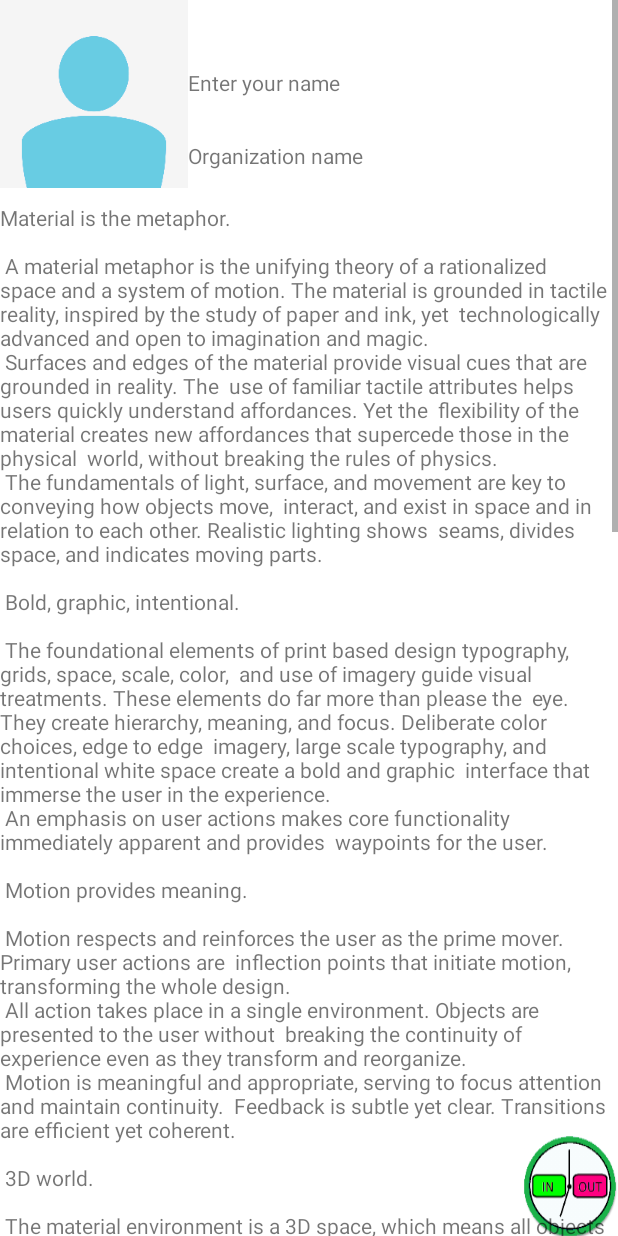
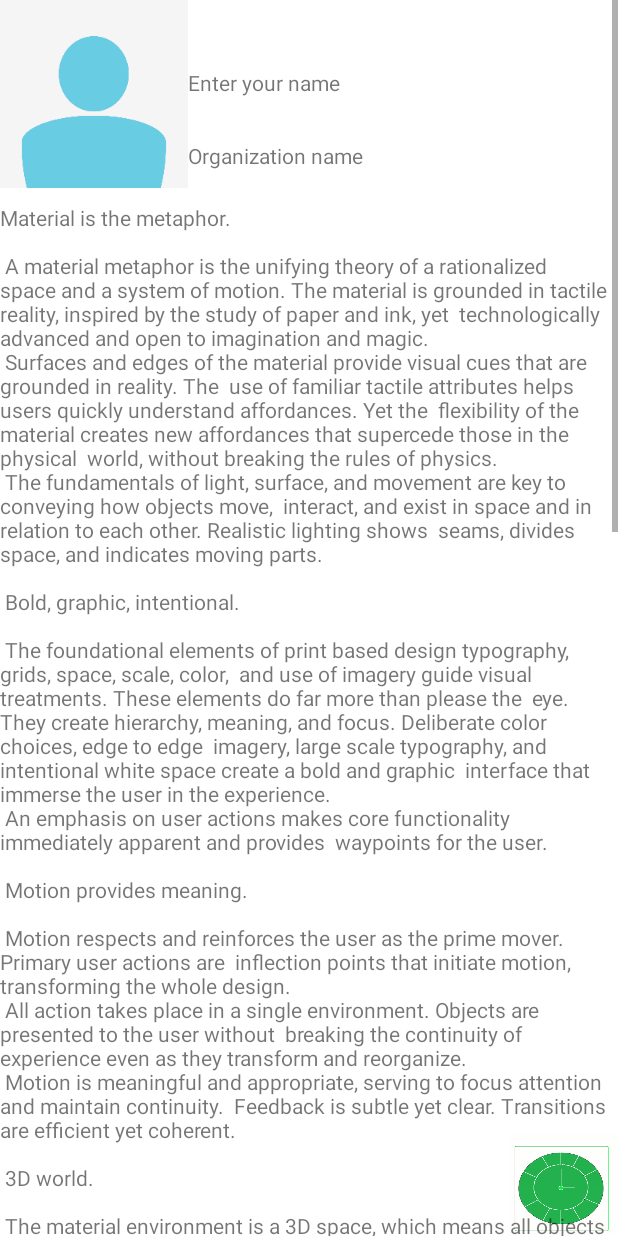
Before and after one commit to alcon2626/Smart-Work-Flow-X, an Android app: the UserProfile screen opened directly, with no data from a screen before it, on a phone screen of 412 x 824 dp. Run offline under Robolectric (Android 15) with nearby library versions, the phone set to English and light mode, and no system bars; our stand-ins replace Firebase (no records; nobody signed in at launch, a user with empty details on screens opened directly); libraries missing offline, so code that uses them is left out: com.firebase.client.

Commit message:
Add exit on back button, try new color for clock

```diff
--- a/Smartworkflow/app/src/main/res/layout/activity_user_profile.xml
+++ b/Smartworkflow/app/src/main/res/layout/activity_user_profile.xml
@@ -15,9 +15,9 @@
 
         <ImageButton
             android:layout_gravity="end"
-            android:layout_width="wrap_content"
+            android:layout_width="73dp"
             android:layout_height="70dp"
-            android:background="@mipmap/clockinout"
+            android:background="@mipmap/clockbutton2"
             android:adjustViewBounds="false"
             android:id="@+id/ClockInOut"
             android:layout_marginTop="302dp" />
```
Also changed, not shown: Smartworkflow/app/src/main/java/com/smartworkflow/MainActivity.java (+16 -1 lines), Smartworkflow/app/src/main/res/mipmap-xxxhdpi/button_login.png, Smartworkflow/app/src/main/res/mipmap-xxxhdpi/clockbutton1.png (added), Smartworkflow/app/src/main/res/mipmap-xxxhdpi/clockbutton2.png (added).
